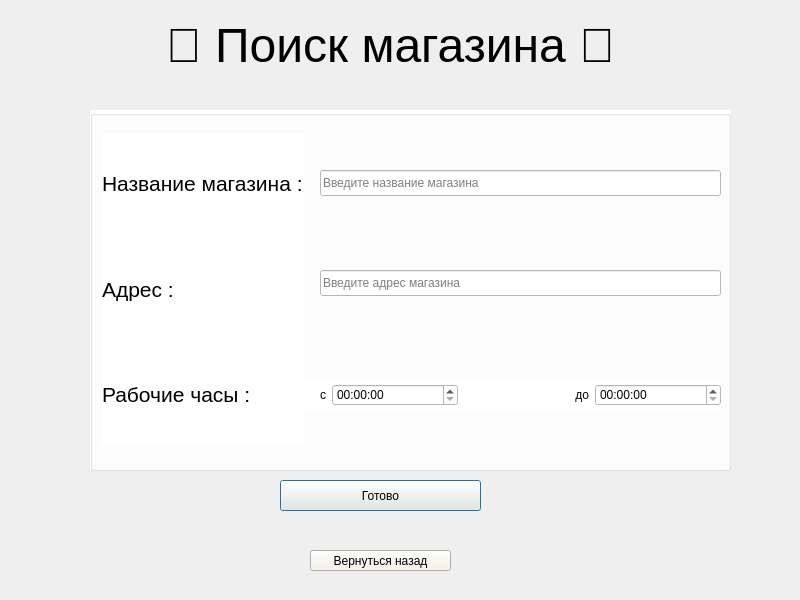
The window that findshop_admin.ui (mamam111a/2-year_coursework_client) describes before a commit, drawn with Qt 5.
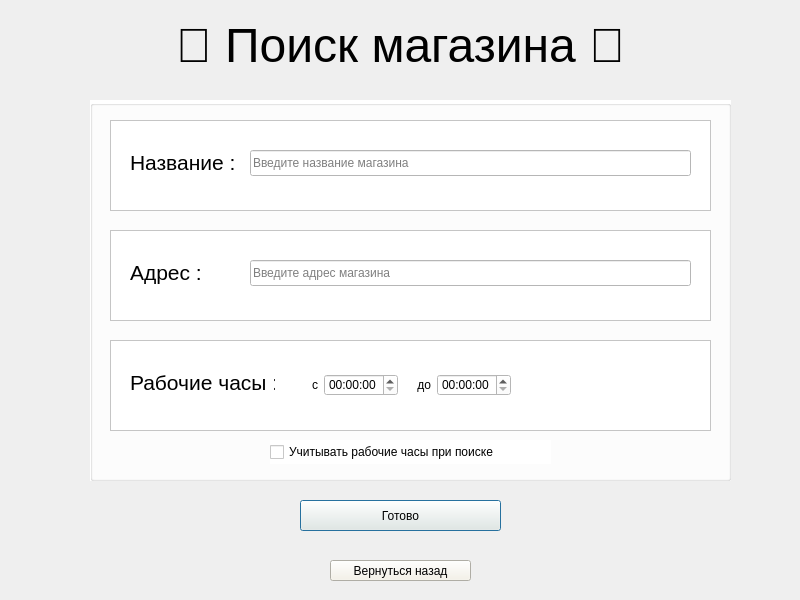
The same window after the commit.

The edit to the form file:
```diff
--- a/findshop_admin.ui
+++ b/findshop_admin.ui
@@ -16,8 +16,8 @@
   <widget class="QPushButton" name="pushButton_2">
    <property name="geometry">
     <rect>
-     <x>280</x>
-     <y>480</y>
+     <x>300</x>
+     <y>500</y>
      <width>201</width>
      <height>31</height>
     </rect>
@@ -47,9 +47,9 @@
   <widget class="QLabel" name="label">
    <property name="geometry">
     <rect>
-     <x>80</x>
+     <x>0</x>
      <y>10</y>
-     <width>621</width>
+     <width>801</width>
      <height>71</height>
     </rect>
    </property>
@@ -60,8 +60,8 @@
   <widget class="QPushButton" name="pushButton">
    <property name="geometry">
     <rect>
-     <x>310</x>
-     <y>550</y>
+     <x>330</x>
+     <y>560</y>
      <width>141</width>
      <height>21</height>
     </rect>
@@ -80,9 +80,9 @@
    <property name="geometry">
     <rect>
      <x>90</x>
-     <y>110</y>
+     <y>100</y>
      <width>641</width>
-     <height>361</height>
+     <height>381</height>
     </rect>
    </property>
    <property name="styleSheet">
@@ -91,57 +91,12 @@
    <property name="title">
     <string/>
    </property>
-   <widget class="QWidget" name="">
-    <property name="geometry">
-     <rect>
-      <x>110</x>
-      <y>270</y>
-      <width>521</width>
-      <height>31</height>
-     </rect>
-    </property>
-    <layout class="QHBoxLayout" name="horizontalLayout">
-     <item>
-      <widget class="QLabel" name="label_5">
-       <property name="text">
-        <string>&lt;html&gt;&lt;head/&gt;&lt;body&gt;&lt;p align=&quot;right&quot;&gt;с&lt;/p&gt;&lt;/body&gt;&lt;/html&gt;</string>
-       </property>
-      </widget>
-     </item>
-     <item>
-      <widget class="QTimeEdit" name="timeEdit_2"/>
-     </item>
-     <item>
-      <widget class="QLabel" name="label_6">
-       <property name="text">
-        <string>&lt;html&gt;&lt;head/&gt;&lt;body&gt;&lt;p align=&quot;right&quot;&gt;до&lt;/p&gt;&lt;/body&gt;&lt;/html&gt;</string>
-       </property>
-      </widget>
-     </item>
-     <item>
-      <widget class="QTimeEdit" name="timeEdit"/>
-     </item>
-    </layout>
-   </widget>
-   <widget class="QLineEdit" name="name">
-    <property name="geometry">
-     <rect>
-      <x>230</x>
-      <y>60</y>
-      <width>401</width>
-      <height>26</height>
-     </rect>
-    </property>
-    <property name="placeholderText">
-     <string>Введите название магазина</string>
-    </property>
-   </widget>
    <widget class="QLineEdit" name="adress">
     <property name="geometry">
      <rect>
-      <x>230</x>
+      <x>160</x>
       <y>160</y>
-      <width>401</width>
+      <width>441</width>
       <height>26</height>
      </rect>
     </property>
@@ -149,39 +104,157 @@
      <string>Введите адрес магазина</string>
     </property>
    </widget>
-   <widget class="QWidget" name="">
+   <widget class="QCheckBox" name="checkBox">
     <property name="geometry">
      <rect>
-      <x>12</x>
-      <y>24</y>
-      <width>202</width>
-      <height>311</height>
+      <x>180</x>
+      <y>340</y>
+      <width>281</width>
+      <height>24</height>
      </rect>
     </property>
-    <layout class="QVBoxLayout" name="verticalLayout">
-     <item>
-      <widget class="QLabel" name="label_2">
-       <property name="text">
-        <string>&lt;html&gt;&lt;head/&gt;&lt;body&gt;&lt;p&gt;&lt;span style=&quot; font-size:16pt;&quot;&gt;Название магазина :&lt;/span&gt;&lt;/p&gt;&lt;/body&gt;&lt;/html&gt;</string>
-       </property>
-      </widget>
-     </item>
-     <item>
-      <widget class="QLabel" name="label_3">
-       <property name="text">
-        <string>&lt;html&gt;&lt;head/&gt;&lt;body&gt;&lt;p&gt;&lt;span style=&quot; font-size:16pt;&quot;&gt;Адрес :&lt;/span&gt;&lt;/p&gt;&lt;/body&gt;&lt;/html&gt;</string>
-       </property>
-      </widget>
-     </item>
-     <item>
-      <widget class="QLabel" name="label_4">
-       <property name="text">
-        <string>&lt;html&gt;&lt;head/&gt;&lt;body&gt;&lt;p&gt;&lt;span style=&quot; font-size:16pt;&quot;&gt;Рабочие часы :&lt;/span&gt;&lt;/p&gt;&lt;/body&gt;&lt;/html&gt;</string>
-       </property>
-      </widget>
-     </item>
-    </layout>
+    <property name="text">
+     <string>Учитывать рабочие часы при поиске</string>
+    </property>
    </widget>
+   <widget class="QFrame" name="frame">
+    <property name="geometry">
+     <rect>
+      <x>20</x>
+      <y>20</y>
+      <width>601</width>
+      <height>91</height>
+     </rect>
+    </property>
+    <property name="frameShape">
+     <enum>QFrame::StyledPanel</enum>
+    </property>
+    <property name="frameShadow">
+     <enum>QFrame::Raised</enum>
+    </property>
+    <widget class="QLabel" name="label_2">
+     <property name="geometry">
+      <rect>
+       <x>20</x>
+       <y>30</y>
+       <width>111</width>
+       <height>26</height>
+      </rect>
+     </property>
+     <property name="text">
+      <string>&lt;html&gt;&lt;head/&gt;&lt;body&gt;&lt;p&gt;&lt;span style=&quot; font-size:16pt;&quot;&gt;Название :&lt;/span&gt;&lt;/p&gt;&lt;/body&gt;&lt;/html&gt;</string>
+     </property>
+    </widget>
+    <widget class="QLineEdit" name="name">
+     <property name="geometry">
+      <rect>
+       <x>140</x>
+       <y>30</y>
+       <width>441</width>
+       <height>26</height>
+      </rect>
+     </property>
+     <property name="placeholderText">
+      <string>Введите название магазина</string>
+     </property>
+    </widget>
+   </widget>
+   <widget class="QFrame" name="frame_2">
+    <property name="geometry">
+     <rect>
+      <x>20</x>
+      <y>130</y>
+      <width>601</width>
+      <height>91</height>
+     </rect>
+    </property>
+    <property name="frameShape">
+     <enum>QFrame::StyledPanel</enum>
+    </property>
+    <property name="frameShadow">
+     <enum>QFrame::Raised</enum>
+    </property>
+    <widget class="QLabel" name="label_3">
+     <property name="geometry">
+      <rect>
+       <x>20</x>
+       <y>30</y>
+       <width>71</width>
+       <height>26</height>
+      </rect>
+     </property>
+     <property name="text">
+      <string>&lt;html&gt;&lt;head/&gt;&lt;body&gt;&lt;p&gt;&lt;span style=&quot; font-size:16pt;&quot;&gt;Адрес :&lt;/span&gt;&lt;/p&gt;&lt;/body&gt;&lt;/html&gt;</string>
+     </property>
+    </widget>
+   </widget>
+   <widget class="QFrame" name="frame_3">
+    <property name="geometry">
+     <rect>
+      <x>20</x>
+      <y>240</y>
+      <width>601</width>
+      <height>91</height>
+     </rect>
+    </property>
+    <property name="frameShape">
+     <enum>QFrame::StyledPanel</enum>
+    </property>
+    <property name="frameShadow">
+     <enum>QFrame::Raised</enum>
+    </property>
+    <widget class="QLabel" name="label_4">
+     <property name="geometry">
+      <rect>
+       <x>20</x>
+       <y>30</y>
+       <width>145</width>
+       <height>26</height>
+      </rect>
+     </property>
+     <property name="text">
+      <string>&lt;html&gt;&lt;head/&gt;&lt;body&gt;&lt;p&gt;&lt;span style=&quot; font-size:16pt;&quot;&gt;Рабочие часы :&lt;/span&gt;&lt;/p&gt;&lt;/body&gt;&lt;/html&gt;</string>
+     </property>
+    </widget>
+    <widget class="QWidget" name="layoutWidget">
+     <property name="geometry">
+      <rect>
+       <x>180</x>
+       <y>30</y>
+       <width>221</width>
+       <height>31</height>
+      </rect>
+     </property>
+     <layout class="QHBoxLayout" name="horizontalLayout">
+      <item>
+       <widget class="QLabel" name="label_5">
+        <property name="text">
+         <string>&lt;html&gt;&lt;head/&gt;&lt;body&gt;&lt;p align=&quot;right&quot;&gt;с&lt;/p&gt;&lt;/body&gt;&lt;/html&gt;</string>
+        </property>
+       </widget>
+      </item>
+      <item>
+       <widget class="QTimeEdit" name="timeEdit_2"/>
+      </item>
+      <item>
+       <widget class="QLabel" name="label_6">
+        <property name="text">
+         <string>&lt;html&gt;&lt;head/&gt;&lt;body&gt;&lt;p align=&quot;right&quot;&gt;до&lt;/p&gt;&lt;/body&gt;&lt;/html&gt;</string>
+        </property>
+       </widget>
+      </item>
+      <item>
+       <widget class="QTimeEdit" name="timeEdit"/>
+      </item>
+     </layout>
+    </widget>
+   </widget>
+   <zorder>frame_2</zorder>
+   <zorder>frame_3</zorder>
+   <zorder>frame</zorder>
+   <zorder>adress</zorder>
+   <zorder>layoutWidget</zorder>
+   <zorder>checkBox</zorder>
   </widget>
   <zorder>label</zorder>
   <zorder>pushButton</zorder>
```
